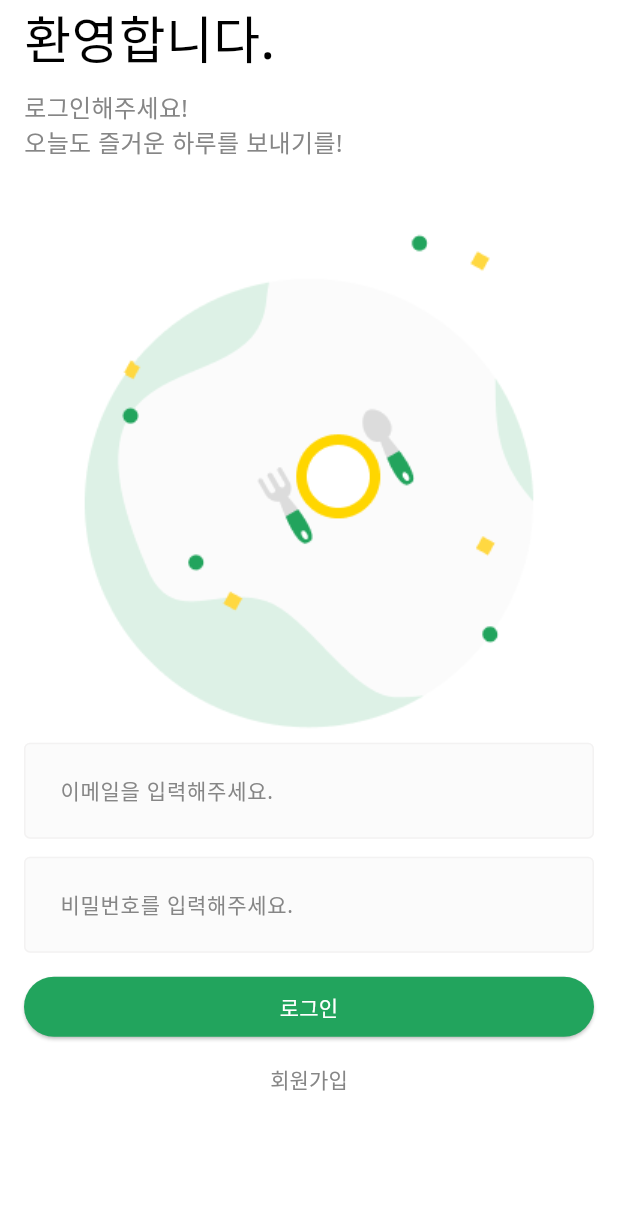
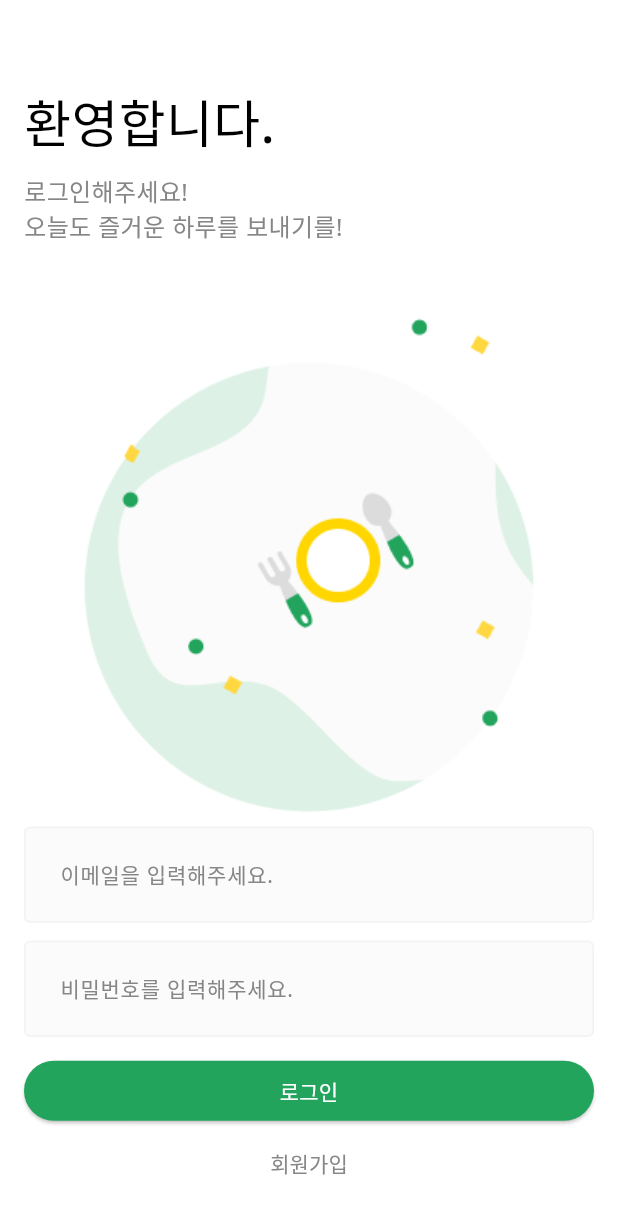
Before and after one commit to D7MeKz/TodoPoint-Server, a Flutter app: the screen it shows after launch, after a tap on "로그인", on a phone screen of 412 x 824 dp. Shown: the top 1214 px of the screen. Run offline on Flutter 3.47's test engine with Material 3 defaults, Android fonts, the phone set to English and light mode, and no system bars; our stand-ins replace dio, flutter_secure_storage; network calls fail.

```diff
--- /dev/null
+++ b/app/lib/common/const/data.dart
@@ -0,0 +1,7 @@
+import 'package:flutter_secure_storage/flutter_secure_storage.dart';
+
+
+const ACCESS_TOKNE_KEY = 'ACCESS_TOKEN';
+const REFRESH_TOKEN_KEY = 'REFRESH_TOKEN';
+
+final storage = FlutterSecureStorage();
--- a/app/lib/common/layout/default_layout.dart
+++ b/app/lib/common/layout/default_layout.dart
@@ -1,14 +1,39 @@
 import 'package:flutter/material.dart';
 
 class DefaultLayout extends StatelessWidget {
+  final Color? backgroundColor;
   final Widget child;
-  const DefaultLayout({required this.child,Key? key}):super(key: key);
+  final String? title;
+  final Widget? bottomNavigationBar;
+
+  const DefaultLayout({required this.child,super.key, this.backgroundColor, required this.title, this.bottomNavigationBar});
 
   @override
   Widget build(BuildContext context) {
     return Scaffold(
-      backgroundColor: Colors.white,
+      backgroundColor: backgroundColor ?? Colors.white,
+      appBar: renderAppBar(),
       body: child,
+      bottomNavigationBar: bottomNavigationBar,
     );
   }
+
+  AppBar? renderAppBar(){
+    if(title  == null){
+      return null;
+    }else{
+      return AppBar(
+        backgroundColor: Colors.white,
+        elevation: 0, // 앞으로 튀어나오는 효과
+        title: Text(
+          title!, // Not null
+          style: const TextStyle(
+            fontSize: 16.0,
+            fontWeight: FontWeight.w500
+          ),
+        ),
+        foregroundColor: Colors.black,
+      );
+    }
+  }
 }
--- /dev/null
+++ b/app/lib/common/view/splash_screen.dart
@@ -0,0 +1,69 @@
+import 'package:app/common/const/colors.dart';
+import 'package:app/common/layout/default_layout.dart';
+import 'package:app/common/view/root_tab.dart';
+import 'package:app/user/view/login_screen.dart';
+import 'package:flutter/material.dart';
+
+import '../const/data.dart';
+
+
+class SplashScreen extends StatefulWidget {
+  const SplashScreen({super.key});
+
+  @override
+  State<SplashScreen> createState() => _SplashScreenState();
+}
+
+class _SplashScreenState extends State<SplashScreen> {
+  @override
+  void initState() {
+    super.initState();
+    //deleteToken();
+    checkToken();
+  }
+
+  void deleteToken() async{
+    await storage.deleteAll();
+  }
+
+  void checkToken() async{
+    final refreshToken = await storage.read(key:REFRESH_TOKEN_KEY);
+    final accessToken = await storage.read(key:ACCESS_TOKNE_KEY);
+
+    // TODO Validate token
+    if (refreshToken == null || accessToken == null){
+      Navigator.of(context).pushAndRemoveUntil(
+        MaterialPageRoute(
+          builder: (_) => const LoginScreen(),
+        ), (route) => false);
+    }else {
+      Navigator.of(context).pushAndRemoveUntil(
+          MaterialPageRoute(
+            builder: (_) => const RootTab(),
+          ), (route) => false);
+    }
+  }
+  @override
+  Widget build(BuildContext context) {
+    return DefaultLayout(
+        backgroundColor: PRIMARY_COLOR,
+        title: '',
+        child: SizedBox(
+          width: MediaQuery.of(context).size.width,
+          child: Column(
+            mainAxisAlignment: MainAxisAlignment.center,
+            children: [
+              Image.asset(
+                'asset/img/logo/logo.png',
+                width: MediaQuery.of(context).size.width/2,
+              ),
+              const SizedBox(height: 16.0,),
+              const CircularProgressIndicator(
+                color: Colors.white,
+              )
+            ],
+          ),
+        )
+    );
+  }
+}
--- a/app/lib/main.dart
+++ b/app/lib/main.dart
@@ -1,3 +1,4 @@
+import 'package:app/common/view/splash_screen.dart';
 import 'package:flutter/material.dart';
 import 'package:app/common/component/custom_text_form_field.dart';
 import 'package:app/user/view/login_screen.dart';
@@ -20,9 +21,9 @@ class _App extends StatelessWidget {
         fontFamily: 'NotoSans'
       ),
       debugShowCheckedModeBanner: false,
-      home: Scaffold(
+      home: const Scaffold(
         backgroundColor: Colors.white,
-        body: LoginScreen()
+        body: SplashScreen(),
       ),
     );
   }
--- a/app/lib/user/view/login_screen.dart
+++ b/app/lib/user/view/login_screen.dart
@@ -1,16 +1,30 @@
+import 'package:app/common/const/data.dart';
+import 'package:app/common/view/root_tab.dart';
 import 'package:flutter/material.dart';
 import 'package:app/common/layout/default_layout.dart';
 import 'package:app/common/const/colors.dart';
 import 'package:app/common/component/custom_text_form_field.dart';
+import 'package:dio/dio.dart';
 
-class LoginScreen extends StatelessWidget {
-  const LoginScreen({super.key});
+class LoginScreen extends StatefulWidget {
+  const LoginScreen({Key? key}) : super(key: key);
+
+  @override
+  State<LoginScreen> createState() => _LoginScreenState();
+}
+
+class _LoginScreenState extends State<LoginScreen> {
+  String username = '';
+  String password = '';
 
   @override
   Widget build(BuildContext context) {
+    final dio = Dio();
+
     return DefaultLayout(
+        title: '',
         child: SingleChildScrollView(
-          keyboardDismissBehavior: ScrollViewKeyboardDismissBehavior.onDrag,
+            keyboardDismissBehavior: ScrollViewKeyboardDismissBehavior.onDrag,
             child: SafeArea(
                 top: true,
                 bottom: false,
@@ -20,42 +34,72 @@ class LoginScreen extends StatelessWidget {
                     crossAxisAlignment: CrossAxisAlignment.stretch,
                     children: [
                       _Title(),
-                      const SizedBox(height: 10.0,),
+                      const SizedBox(
+                        height: 10.0,
+                      ),
                       _SubTitle(),
                       Image.asset(
                         'asset/img/misc/logo.png',
-                        width: MediaQuery.of(context).size.width/3 * 2,
+                        width: MediaQuery.of(context).size.width / 3 * 2,
                       ),
                       CustomTextFormField(
-                        hintText:'이메일을 입력해주세요.',
-                        onChanged: (String value){},
+                        hintText: '이메일을 입력해주세요.',
+                        onChanged: (String value) {
+                          username = value;
+
+                        },
                       ),
-                      const SizedBox(height: 12.0,),
+                      const SizedBox(
+                        height: 12.0,
+                      ),
                       CustomTextFormField(
                           hintText: "비밀번호를 입력해주세요.",
-                          onChanged: (String value){},
-                          obscureText: true
+                          onChanged: (String value) {
+                            password = value;
+                          },
+                          obscureText: true),
+                      const SizedBox(
+                        height: 12.0,
                       ),
-                      const SizedBox(height: 12.0,),
                       ElevatedButton(
-                          onPressed: (){},
+                          onPressed: () async {
+                            // Codec<String, String> stringToBase64 = utf8.fuse(base64);
+                            // String token = stringToBase64.encode(rawString);
+                            final resp = await dio.post('http://localhost:3000/auth/login',
+                                data: {'email': username, 'password': password}
+                            );
+                            final accessToken = resp.data['access_token'];
+                            final refreshToken = resp.data['refresh_token'];
+
+                            await storage.write(key: REFRESH_TOKEN_KEY, value: refreshToken);
+                            await storage.write(key: ACCESS_TOKNE_KEY, value: accessToken);
+
+                            if (resp.statusCode == 200){
+                              Navigator.of(context).push(
+                                  MaterialPageRoute(
+                                      builder: (_) =>RootTab(),
+                                  )
+                              );
+                            }
+                          },
                           style: ElevatedButton.styleFrom(
                             foregroundColor: Colors.white,
                             backgroundColor: PRIMARY_COLOR,
                           ),
-                          child: Text(
-                              '로그인'
-                          )
-                      ),
+                          child: Text('로그인')),
                       TextButton(
-                          onPressed: (){},
+                          onPressed: () async {
+                            // Codec<String, String> stringToBase64 = utf8.fuse(base64);
+                            // String token = stringToBase64.encode(rawString);
+                            final resp = await dio.post('http://localhost:3000/auth/token',
+                                data: {'email': username, 'password': password}
+                            );
+
+                          },
                           style: TextButton.styleFrom(
                             foregroundColor: BODY_TEXT_COLOR,
                           ),
-                          child: Text(
-                              '회원가입'
-                          )
-                      )
+                          child: Text('회원가입'))
                     ],
                   ),
                 )
@@ -73,10 +117,7 @@ class _Title extends StatelessWidget {
     return Text(
       "환영합니다.",
       style: TextStyle(
-        fontSize: 34,
-        fontWeight: FontWeight.w500,
-        color: Colors.black
-      ),
+          fontSize: 34, fontWeight: FontWeight.w500, color: Colors.black),
     );
   }
 }
@@ -87,7 +128,7 @@ class _SubTitle extends StatelessWidget {
   @override
   Widget build(BuildContext context) {
     return Text(
-      "로그인해주세요!\n오늘도 즐거운 하루를 보내기를!" ,
+      "로그인해주세요!\n오늘도 즐거운 하루를 보내기를!",
       style: TextStyle(
         fontSize: 16,
         color: BODY_TEXT_COLOR,
--- a/app/pubspec.yaml
+++ b/app/pubspec.yaml
@@ -35,10 +35,13 @@ dependencies:
   # The following adds the Cupertino Icons font to your application.
   # Use with the CupertinoIcons class for iOS style icons.
   cupertino_icons: ^1.0.6
+  dio: ^5.4.2+1
+  flutter_secure_storage: ^9.0.0
 
 dev_dependencies:
   flutter_test:
     sdk: flutter
+  dio: ^5.4.2+1
 
   # The "flutter_lints" package below contains a set of recommended lints to
   # encourage good coding practices. The lint set provided by the package is
```
Also changed, not shown: app/lib/common/view/root_tab.dart (added, +83 -0 lines), app/lib/restaurant/component/restaurant_card.dart (added, +103 -0 lines), app/lib/restaurant/view/restaurant_screen.dart (added, +29 -0 lines), app/pubspec.lock, 15 other files.
